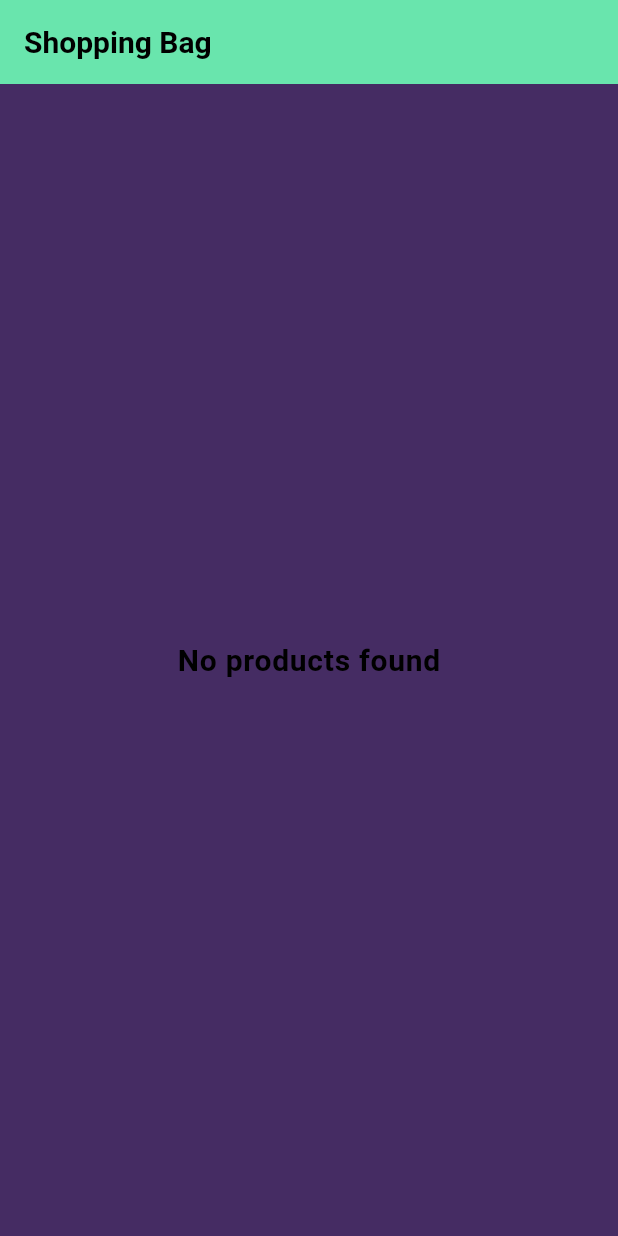
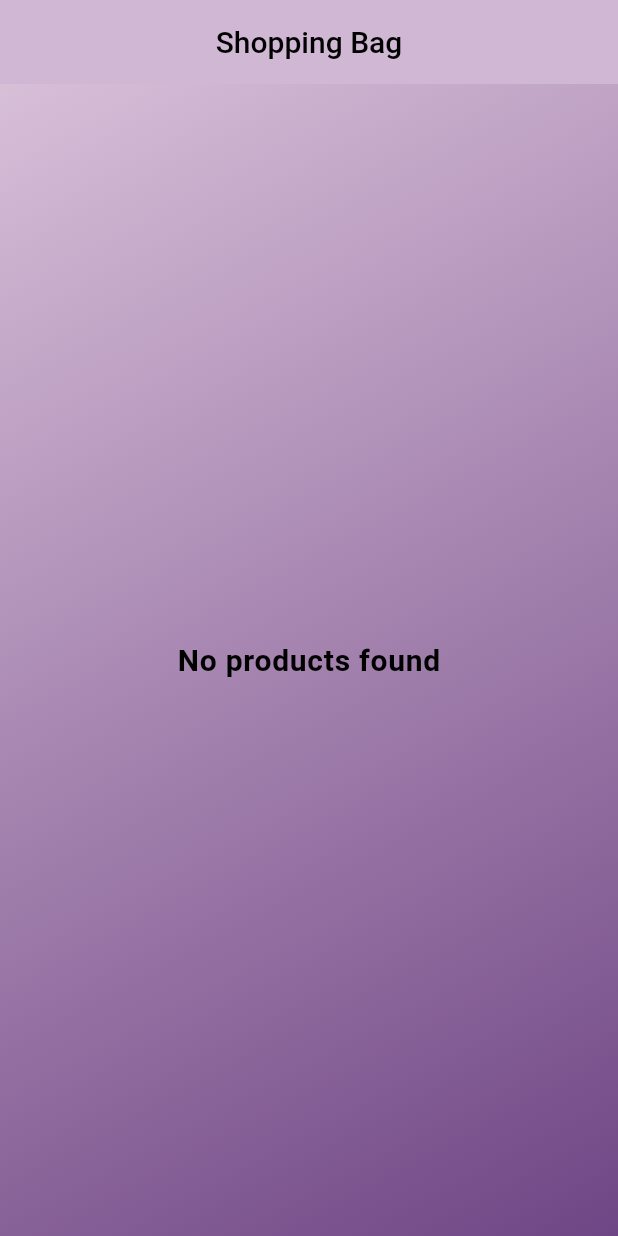
Before and after one commit to akp-dev2230/petmate, a Flutter app: the Cart screen opened directly, on a phone screen of 412 x 824 dp. Run offline on Flutter 3.47's test engine with Material 3 defaults, Android fonts, the phone set to English and light mode, and no system bars; our stand-ins replace animate_do, cloud_firestore, firebase_auth, firebase_core, flutter_rating_bar, get and 4 more; accounts and stored records are empty.

Commit message:
Changed the whole UI

```diff
--- a/lib/app_theme.dart
+++ b/lib/app_theme.dart
@@ -7,7 +7,8 @@ class AppTheme {
 
     return ThemeData(
       appBarTheme: const AppBarTheme(
-        backgroundColor: Color(0xFF452c63),
+        backgroundColor: Color(0xFFD8BFD8),
+        titleTextStyle: TextStyle(fontSize: 20, fontWeight: FontWeight.w500,color: Colors.black),
         elevation: 2.0,
       ),
       useMaterial3: true,
--- a/lib/background.dart
+++ b/lib/background.dart
@@ -10,7 +10,7 @@ Widget backGround({required Widget child}){
         end: Alignment.bottomRight, // Ending point of the gradient
         colors: [
           Color(0xFFD8BFD8),  // First gradient color
-          Color(0xFF662d91)  // Second gradient color
+          Color(0xFF6f4685),  // Second gradient color
         ],
       ),
     ),
--- a/lib/views/Cart/cart.dart
+++ b/lib/views/Cart/cart.dart
@@ -2,6 +2,7 @@ import 'package:cloud_firestore/cloud_firestore.dart';
 import 'package:flutter/material.dart';
 import 'package:get/get.dart';
 import 'package:petmate/Services/firestore_services.dart';
+import 'package:petmate/background.dart';
 import 'package:petmate/controllers/cart_controller.dart';
 import 'package:petmate/views/Cart/editaddress.dart';
 
@@ -35,13 +36,14 @@ class Cart extends StatelessWidget {
     final totalAmount = 0.obs;
 
     return Scaffold(
-      backgroundColor: Theme.of(context).appBarTheme.backgroundColor,
       appBar: AppBar(
         automaticallyImplyLeading: false,
-        backgroundColor: Colors.greenAccent,
-        title: const Text("Shopping Bag", style: TextStyle(fontSize: 20, fontWeight: FontWeight.bold, color: Colors.black),),
+        backgroundColor: Theme.of(context).appBarTheme.backgroundColor,
+        centerTitle: true,
+        title: const Text("Shopping Bag",),
       ),
-      body: StreamBuilder(
+      body: backGround(
+        child: StreamBuilder(
           stream: FirestoreServices.getAddToCartItems(),
           builder: (BuildContext context, AsyncSnapshot<QuerySnapshot> snapshot){
             if(!snapshot.hasData){
@@ -56,27 +58,30 @@ class Cart extends StatelessWidget {
               var data = snapshot.data!.docs;
 
               return SingleChildScrollView(
+                physics: const BouncingScrollPhysics(),
+                child: Padding(
+                  padding: EdgeInsets.only(bottom: screenHeight*0.1),
                   child: Column(
                     children: [
                       //address section
                       Container(
                         padding: EdgeInsets.symmetric(horizontal: screenWidth*0.03, vertical: screenHeight*0.015),
-                    decoration: BoxDecoration(
-                        color: Colors.orange.shade50,
-                        borderRadius: const BorderRadius.only(bottomLeft: Radius.circular(20), bottomRight: Radius.circular(20),),
-                        border: Border(bottom: BorderSide(color: Colors.orange.shade200, width: 2.0,),)
+                        decoration: const BoxDecoration(
+                            color:  Color(0xFF452c63),
+                            borderRadius:  BorderRadius.only(bottomLeft: Radius.circular(20), bottomRight: Radius.circular(20),),
+                            border: Border(bottom: BorderSide(color: Color(0xFFDDA0DD), width: 2.0,),)
                         ),
                         child: Row(
                           children: [
-                        const Icon(Icons.location_on, color: Colors.orange),
-                        const Text(" Delivering to ", style: TextStyle(color: Colors.black),),
-                        const Text("140603", style: TextStyle(color: Colors.black, fontWeight: FontWeight.bold)),
+                            const Icon(Icons.location_on, color: Colors.white70),
+                            const Text(" Delivering to ", style: TextStyle(color: Colors.white70),),
+                            const Text("140603", style: TextStyle(color: Colors.white70, fontWeight: FontWeight.bold)),
                             const Spacer(),
                             GestureDetector(
                               onTap: (){
                                 Navigator.push(context, MaterialPageRoute(builder: (context)=> const Editaddress()));
                               },
-                          child: const Icon(Icons.edit, color: Colors.orange),
+                              child: const Icon(Icons.edit, color: Colors.white70 ),
                             ),
                           ],
                         ),
@@ -162,7 +167,7 @@ class Cart extends StatelessWidget {
                                                       onTap: (){
                                                         cartController.removeToCart(productDoc: productDoc);
                                                       },
-                                                  child: const Icon(Icons.delete_outline, color: Colors.redAccent,),
+                                                      child: const Icon(Icons.delete_outline, color: Color(0xFF452c63),),
                                                     ),
 
                                                   ],
@@ -238,10 +243,10 @@ class Cart extends StatelessWidget {
                               child: ElevatedButton(
                                 onPressed: (){},
                                 style: ElevatedButton.styleFrom(
-                                backgroundColor: Colors.greenAccent,
+                                    backgroundColor: const Color(0xFF452c63),
                                     shape: RoundedRectangleBorder(borderRadius: BorderRadius.circular(15))
                                 ),
-                            child: const Text("Proceed to Buy", style: TextStyle(fontSize: 18, color: Colors.black),),
+                                child: const Text("Proceed to Buy", style: TextStyle(fontSize: 18, color: Colors.white70),),
                               ),
                             ),
                           ],
@@ -250,9 +255,11 @@ class Cart extends StatelessWidget {
 
                     ],
                   ),
+                ),
               );
             }
           },
+        ),
       ),
     );
   }
--- a/lib/views/Userinfo/accountinfo.dart
+++ b/lib/views/Userinfo/accountinfo.dart
@@ -40,6 +40,8 @@ class Accountinfo extends StatelessWidget {
             }else{
               var data = snapshot.data!.docs[0];
               return SafeArea(
+                child: Padding(
+                  padding: EdgeInsets.only(bottom: screenHeight*0.1),
                   child: Column(
                     mainAxisAlignment: MainAxisAlignment.center,
                     children: [
@@ -137,6 +139,7 @@ class Accountinfo extends StatelessWidget {
                       ),
                     ],
                   ),
+                ),
               );
             }
           },
```
Also changed, not shown: lib/views/Cart/editaddress.dart (+8 -3 lines), lib/views/Clinic/clinic.dart (+8 -3 lines), lib/views/Userinfo/wishlist_screen.dart (+5 -3 lines), lib/views/categories/category_item.dart (+7 -4 lines), lib/views/categories/category_screen.dart (+6 -4 lines), lib/views/categories/item_detail.dart (+26 -34 lines), lib/views/landing_screen/bottomnavbar.dart (added, +80 -0 lines), lib/views/landing_screen/home_screen.dart (+18 -42 lines), lib/views/landing_screen/landing.dart (+35 -36 lines). Lines whose indentation alone changed are shown as unchanged.
